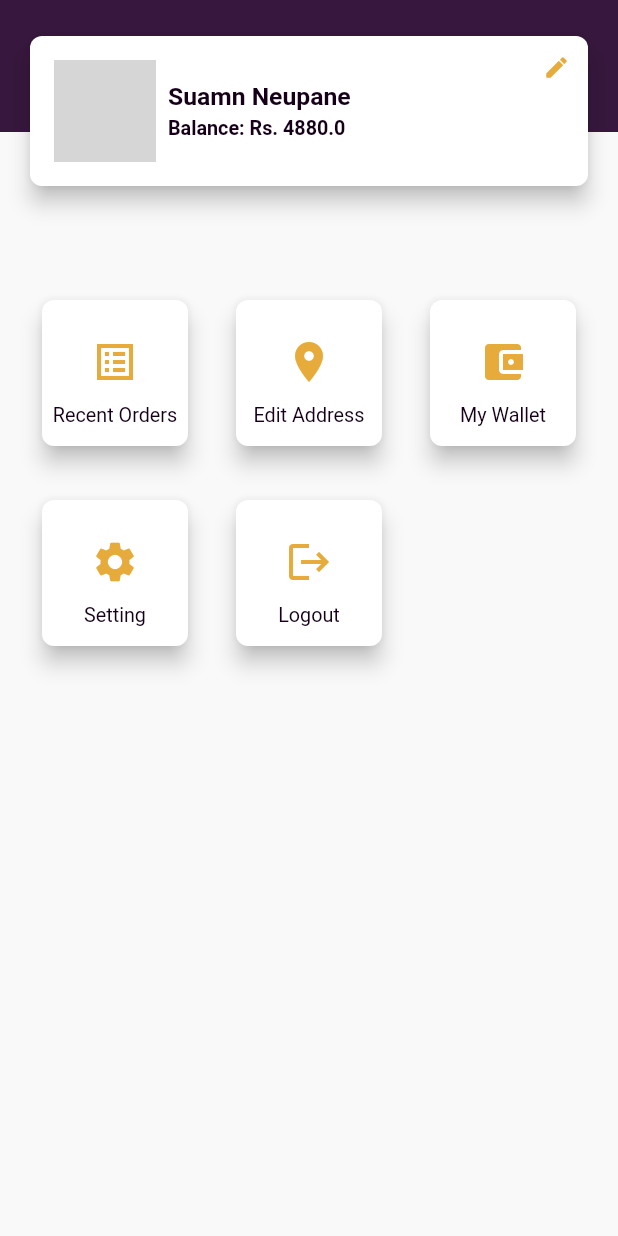
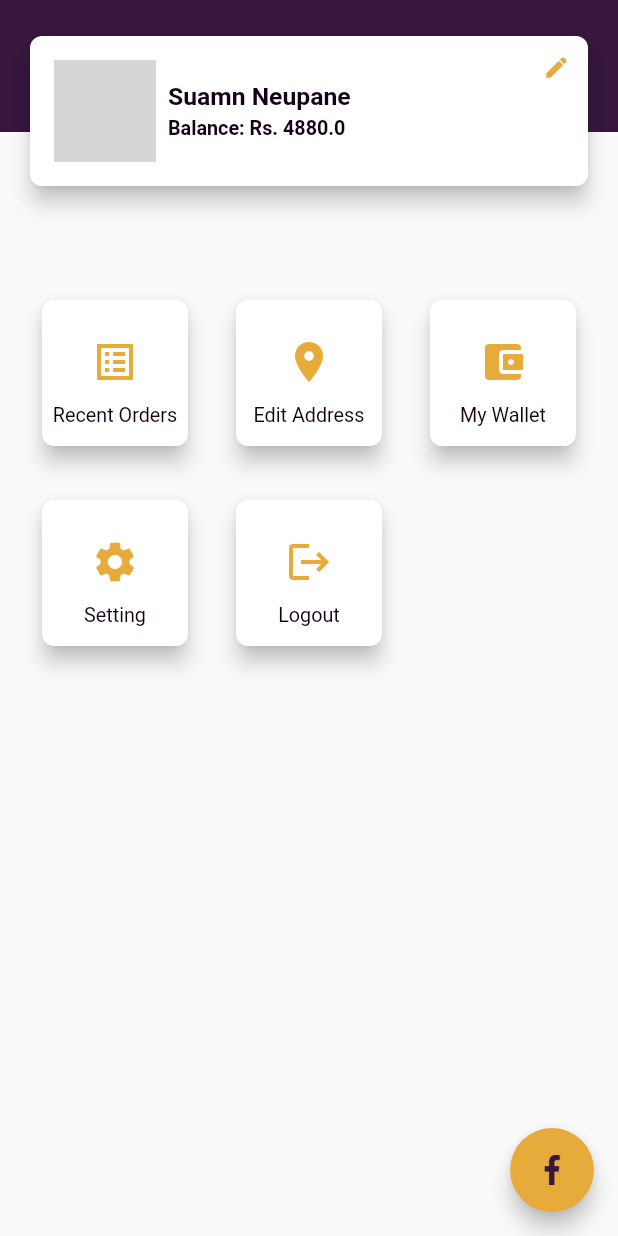
Before and after one commit to hemanta-rijal/murarkey-app, a Flutter app: the AccountFragmentWidget widget shown alone on an empty page, opened directly, on a phone screen of 412 x 824 dp. Run offline on Flutter 3.47's test engine with Material 2 defaults, Android fonts, the phone set to English and light mode, and no system bars; our stand-ins replace carousel_slider, flutter_svg; missing offline and left inert: dart:ffi; generated files the repository leaves out were written again; network calls fail; grey boxes are pictures that could not be loaded.

```diff
--- a/murarkey_app/lib/botton_navigation_views/AccountFragmentWidget.dart
+++ b/murarkey_app/lib/botton_navigation_views/AccountFragmentWidget.dart
@@ -1,6 +1,7 @@
 import 'package:murarkey_app/custom_views/CustomStatefulWidget.dart';
 import 'package:murarkey_app/custom_views/account_list/AcountListWidget.dart';
 import 'package:murarkey_app/custom_views/account_profile/AccountProfileWidget.dart';
+import 'package:murarkey_app/custom_views/fb_float_button/FBFloatingButton.dart';
 import 'package:murarkey_app/repository/local/AccountDatas.dart';
 import 'package:murarkey_app/routes/NavigateRoute.dart';
 import 'package:murarkey_app/utils/Imports.dart';
@@ -66,6 +67,8 @@ class _AccountFragmentWidgetState
       });
     }
 
+    return render(
+        childWidget: builder(), floatingActionButton: FBFloatingButton().fab());
     return render(childWidget: builder());
   }
 }
--- a/murarkey_app/lib/custom_views/CustomStatefulWidget.dart
+++ b/murarkey_app/lib/custom_views/CustomStatefulWidget.dart
@@ -42,8 +42,12 @@ class CustomStatefulWidgetState<T> extends State {
     ));
   }
 
-  Widget render({@required Widget childWidget}) {
+  Widget render({@required Widget childWidget, Widget floatingActionButton}) {
     return Material(
-        color: AppConstants.appColor.backgroundColor, child: childWidget);
+        color: AppConstants.appColor.backgroundColor,
+        child: Scaffold(
+          body: childWidget,
+          floatingActionButton: floatingActionButton,
+        ));
   }
 }
--- /dev/null
+++ b/murarkey_app/lib/custom_views/fb_float_button/FBFloatingButton.dart
@@ -0,0 +1,26 @@
+import 'package:flutter/material.dart';
+import 'package:murarkey_app/utils/AppConstants.dart';
+import 'package:murarkey_app/utils/open_social_media/OpenFacebookApp.dart';
+
+/**
+ * Created by Suman Prasad Neupane on 6/10/2021.
+ */
+class FBFloatingButton {
+  Widget fab() {
+    return FloatingActionButton(
+        // isExtended: true,
+        //mini: true,
+        child: Image.asset(
+          "images/ic_facebook.png",
+          height: 20,
+          width: 20,
+          color: AppConstants.appColor.primaryColor,
+        ),
+        backgroundColor: AppConstants.appColor.accentColor,
+        onPressed: () {
+          OpenFacebookApp(
+              pageId: AppConstants.constants.FACEBOOK_PAGE_ID,
+              pageName: AppConstants.constants.FACEBOOK_PAGE_NAME);
+        });
+  }
+}
--- a/murarkey_app/lib/custom_views/our_services/OurServicesWidget.dart
+++ b/murarkey_app/lib/custom_views/our_services/OurServicesWidget.dart
@@ -1,7 +1,6 @@
 import 'package:flutter_svg/flutter_svg.dart';
 import 'package:murarkey_app/custom_views/UnderlinedTextViewWidget.dart';
 import 'package:murarkey_app/utils/Imports.dart';
-import 'package:websafe_svg/websafe_svg.dart';
 
 //https://pub.dev/packages/flutter_svg
 //https://pub.dev/packages/websafe_svg
--- a/murarkey_app/lib/utils/AppConstants.dart
+++ b/murarkey_app/lib/utils/AppConstants.dart
@@ -32,6 +32,11 @@ class _Constants {
   String get NO_TIME_GO_SALON => "ARE YOU A PROFESSIONAL?";
   String get MURARKEY_PROVIDES => "Murarkey provides Beauty Parlour Services at Home.";
   String get BOOK_AN_APPOINTMENT=> " Join us";
+
+
+  //Social Media
+  String get FACEBOOK_PAGE_ID => "395985173802030";
+  String get FACEBOOK_PAGE_NAME => "EagleyeTechnology";
 }
 
 class _PaddingConstants{
--- a/murarkey_app/lib/utils/Imports.dart
+++ b/murarkey_app/lib/utils/Imports.dart
@@ -10,3 +10,7 @@ export 'package:murarkey_app/utils/AppConstants.dart';
 
 //Login
 export 'package:murarkey_app/views/auth/login/LoginWidget.dart';
+
+//Facebook
+// export 'package:facebook_app_events/facebook_app_events.dart';
+// https://pub.dev/packages/facebook_share/example
```
Also changed, not shown: murarkey_app/lib/botton_navigation_views/HomeFragmentWidget.dart (+34 -7 lines), murarkey_app/lib/botton_navigation_views/MessageFragmentWidget.dart (+14 -2 lines), murarkey_app/lib/custom_views/ImageSliderWidget.dart (+8 -6 lines), murarkey_app/lib/repository/api_call/Api.dart (added, +9 -0 lines), murarkey_app/lib/repository/api_call/ApiRequest.dart (added, +65 -0 lines), murarkey_app/lib/repository/api_call/ApiUrls.dart (added, +19 -0 lines), murarkey_app/lib/repository/models/homepage_banner/HomepageBannerModel.dart (added, +32 -0 lines), murarkey_app/lib/repository/server/auth_request/AuthApiRequest.dart (added, +16 -0 lines), murarkey_app/lib/repository/server/home_page/HomeApiRequest.dart (added, +24 -0 lines), murarkey_app/lib/utils/open_social_media/OpenFacebookApp.dart (added, +26 -0 lines), murarkey_app/lib/utils/open_social_media/OpenSocialMedia.dart (added, +18 -0 lines), murarkey_app/lib/views/MainScreenWidget.dart (+4 -4 lines), murarkey_app/pubspec.yaml (+16 -4 lines), murarkey_app/lib/repository/models/homepage_banner/HomepageBannerModel.g.dart (added), 1 more files, 2 other files.
